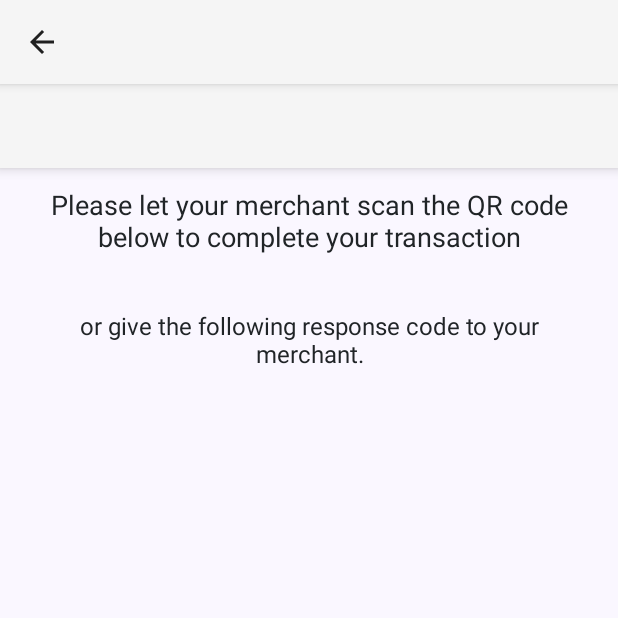
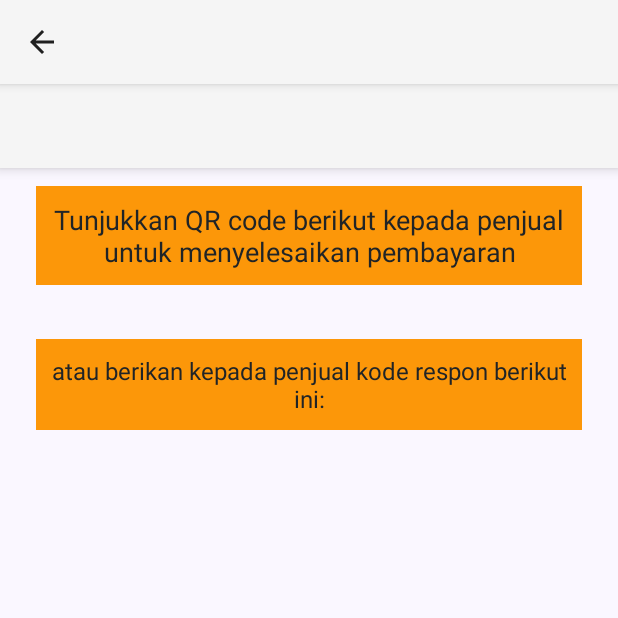
Before and after one commit to tsambora/catena, an Android app: the ResponseActivity screen opened directly, with no data from a screen before it, on a phone screen of 412 x 824 dp, the top half of it. Run offline under Robolectric (Android 15) with nearby library versions, the phone set to English and light mode, and no system bars; libraries missing offline, so code that uses them is left out: org.web3j.crypto; 1 statement that could not run was skipped.

Commit message:
Update android

```diff
--- a/android/app/build.gradle
+++ b/android/app/build.gradle
@@ -5,7 +5,7 @@ android {
     compileSdkVersion 25
     buildToolsVersion "26.0.0"
     defaultConfig {
-        applicationId "com.cekiboy.comet"
+        applicationId "com.cekiboy.catena"
         minSdkVersion 15
         targetSdkVersion 25
         versionCode 1
--- a/android/app/src/main/AndroidManifest.xml
+++ b/android/app/src/main/AndroidManifest.xml
@@ -1,5 +1,5 @@
 <manifest xmlns:android="http://schemas.android.com/apk/res/android"
-    package="com.cekiboy.comet">
+    package="com.cekiboy.catena">
 
     <uses-feature android:name="android.hardware.fingerprint" android:required="false"/>
 
--- a/android/app/src/main/kotlin/com/cekiboy/catena/activities/LoginActivity.kt
+++ b/android/app/src/main/kotlin/com/cekiboy/catena/activities/LoginActivity.kt
@@ -1,4 +1,4 @@
-package com.cekiboy.comet.activities
+package com.cekiboy.catena.activities
 
 import android.content.Intent
 import android.os.Build
@@ -13,7 +13,7 @@ import android.widget.Button
 import android.widget.ImageButton
 import android.widget.ImageView
 import android.widget.TextView
-import com.cekiboy.comet.R
+import com.cekiboy.catena.R
 import java.security.KeyStore
 import javax.crypto.Cipher
 import javax.crypto.KeyGenerator
@@ -24,7 +24,7 @@ import javax.crypto.KeyGenerator
 class LoginActivity : AppCompatActivity() {
 
     private val ANDROID_KEY_STORE = "AndroidKeyStore"
-    private val CIPHER_KEY_NAME = "COMET"
+    private val CIPHER_KEY_NAME = "CATENA"
 
     private var textViewPin: TextView? = null
     private var buttonKeypad1: Button? = null
--- a/android/app/src/main/kotlin/com/cekiboy/catena/activities/MainActivity.kt
+++ b/android/app/src/main/kotlin/com/cekiboy/catena/activities/MainActivity.kt
@@ -1,4 +1,4 @@
-package com.cekiboy.comet.activities
+package com.cekiboy.catena.activities
 
 import android.content.Intent
 import android.os.Bundle
@@ -6,7 +6,7 @@ import android.support.v7.app.AppCompatActivity
 import android.support.v7.widget.Toolbar
 import android.widget.Button
 import android.widget.EditText
-import com.cekiboy.comet.R
+import com.cekiboy.catena.R
 
 /**
  * Created by itock on 7/15/2017.
--- a/android/app/src/main/kotlin/com/cekiboy/catena/activities/ResponseActivity.kt
+++ b/android/app/src/main/kotlin/com/cekiboy/catena/activities/ResponseActivity.kt
@@ -1,4 +1,4 @@
-package com.cekiboy.comet.activities
+package com.cekiboy.catena.activities
 
 import android.content.ClipData
 import android.content.ClipboardManager
@@ -14,7 +14,7 @@ import android.view.MenuItem
 import android.widget.ImageView
 import android.widget.TextView
 import android.widget.Toast
-import com.cekiboy.comet.R
+import com.cekiboy.catena.R
 import com.google.zxing.BarcodeFormat
 import com.google.zxing.MultiFormatWriter
 import org.web3j.crypto.Credentials
--- a/android/app/src/main/kotlin/com/cekiboy/catena/activities/SplashActivity.kt
+++ b/android/app/src/main/kotlin/com/cekiboy/catena/activities/SplashActivity.kt
@@ -1,10 +1,10 @@
-package com.cekiboy.comet.activities
+package com.cekiboy.catena.activities
 
 import android.content.Intent
 import android.os.Bundle
 import android.os.Handler
 import android.support.v7.app.AppCompatActivity
-import com.cekiboy.comet.R
+import com.cekiboy.catena.R
 
 /**
  * Created by itock on 7/15/2017.
--- a/android/app/src/main/res/layout/activity_main.xml
+++ b/android/app/src/main/res/layout/activity_main.xml
@@ -41,7 +41,7 @@
                 android:layout_height="wrap_content"
                 android:layout_centerHorizontal="true"
                 android:layout_marginTop="48dp"
-                android:text="@string/pound"
+                android:text="@string/rupiah"
                 android:textColor="@color/colorPrimaryDark"
                 android:textSize="48sp"
                 android:textStyle="bold|italic" />
@@ -60,7 +60,7 @@
                 android:text="@string/instruction_token"
                 android:textColor="@color/colorPrimary"
                 android:textSize="20sp"
-                android:textStyle="italic" />
+                android:textStyle="italic"  />
 
             <EditText
                 android:id="@+id/token"
--- a/android/app/src/main/res/layout/activity_response.xml
+++ b/android/app/src/main/res/layout/activity_response.xml
@@ -36,7 +36,9 @@
                 android:text="@string/instruction_qr"
                 android:textAlignment="center"
                 android:textColor="@color/colorPrimary"
-                android:textSize="18sp" />
+                android:textSize="18sp"
+                android:background="@color/colorAccent"
+                android:padding="10dp" />
 
             <ImageView
                 android:id="@+id/qr"
@@ -53,7 +55,9 @@
                 android:text="@string/instruction_response"
                 android:textAlignment="center"
                 android:textColor="@color/colorPrimary"
-                android:textSize="16sp" />
+                android:textSize="16sp"
+                android:background="@color/colorAccent"
+                android:padding="10dp" />
 
             <TextView
                 android:id="@+id/response"
--- a/android/app/src/main/res/values/colors.xml
+++ b/android/app/src/main/res/values/colors.xml
@@ -2,6 +2,6 @@
 <resources>
     <color name="colorPrimary">#202427</color>
     <color name="colorPrimaryDark">#101417</color>
-    <color name="colorAccent">#fc3909</color>
+    <color name="colorAccent">#fc9709</color>
     <color name="colorBg">#faf7ff</color>
 </resources>
--- a/android/app/src/main/res/values/strings.xml
+++ b/android/app/src/main/res/values/strings.xml
@@ -13,10 +13,10 @@
     <string name="button_keypad_9">9</string>
     <string name="button_keypad_0">0</string>
 
-    <string name="pound">\u00a3</string>
-    <string name="instruction_token">Enter transaction token provided by your merchant.</string>
-    <string name="button_submit">Proceed</string>
+    <string name="rupiah">Rp</string>
+    <string name="instruction_token">Masukkan token transaksi yang disediakan oleh penjual.</string>
+    <string name="button_submit">Lanjutkan</string>
 
-    <string name="instruction_qr">Please let your merchant scan the QR code below to complete your transaction</string>
-    <string name="instruction_response">or give the following response code to your merchant.</string>
+    <string name="instruction_qr">Tunjukkan QR code berikut kepada penjual untuk menyelesaikan pembayaran</string>
+    <string name="instruction_response">atau berikan kepada penjual kode respon berikut ini:</string>
 </resources>
```
Also changed, not shown: android/app/src/main/res/drawable-hdpi/logo.png, 1 other file.
